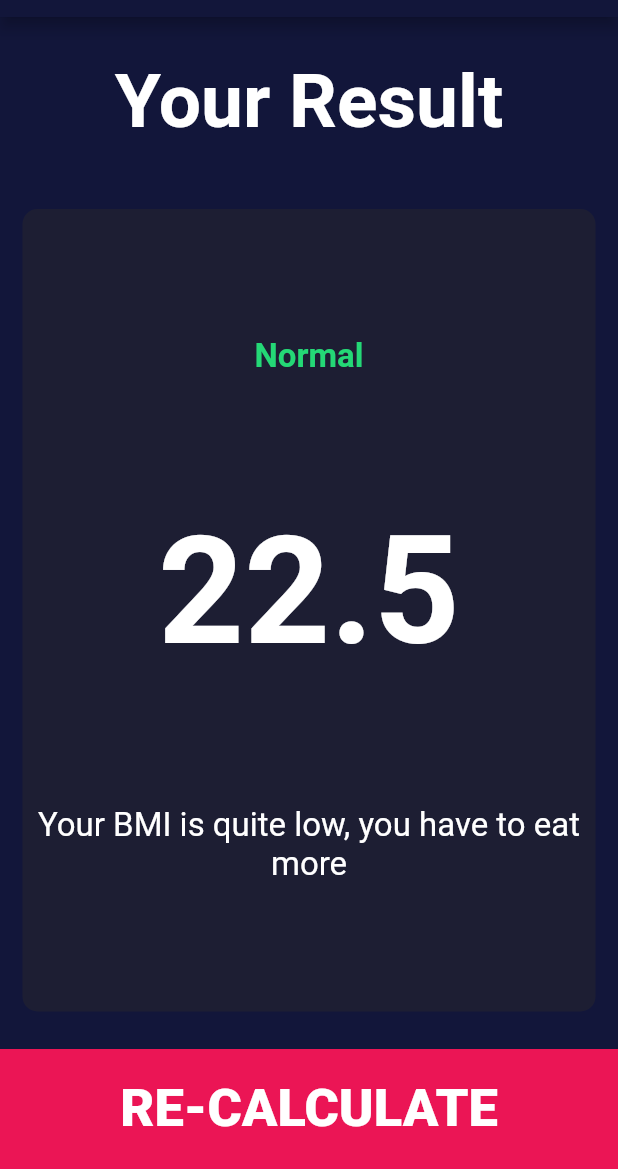
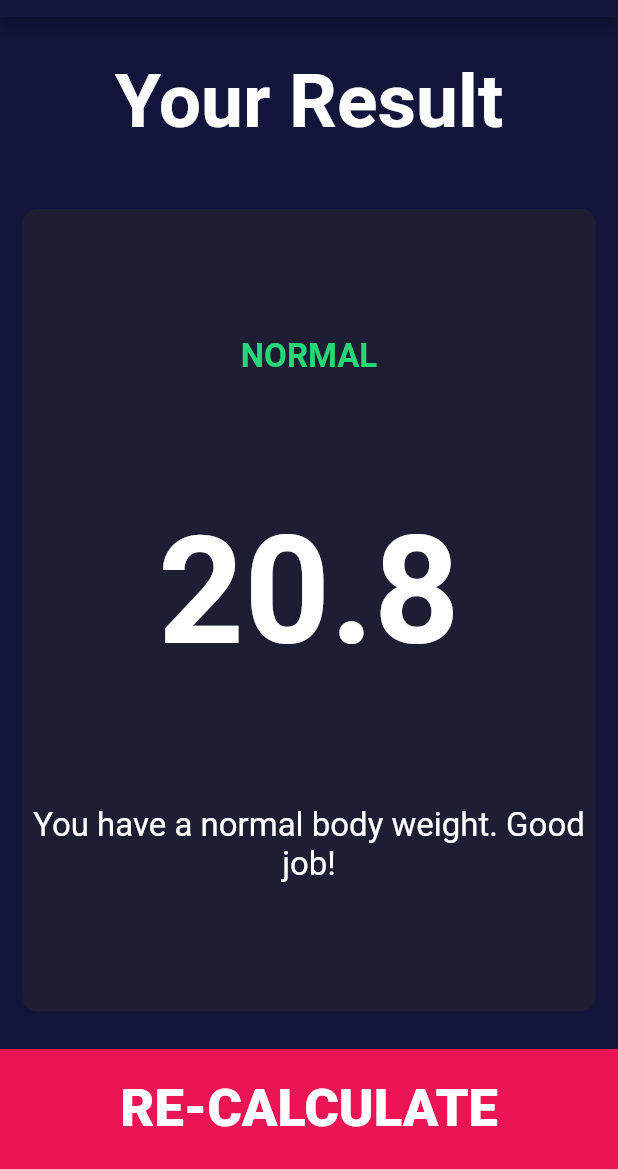
Before and after one commit to karoman0584/bmi_calculator_flutter, a Flutter app: the screen it shows after launch, after a tap on "CALCULATE", on a phone screen of 412 x 824 dp, the part 67-1236 px from its top. Run offline on Flutter 3.47's test engine with Material 2 defaults, Android fonts, the phone set to English and light mode, and no system bars; our stand-ins replace font_awesome_flutter.

```diff
--- /dev/null
+++ b/lib/bmi_calculator.dart
@@ -0,0 +1,34 @@
+import 'dart:math';
+
+class BMICalculator {
+  final weight;
+  final height;
+  double _bmi;
+
+  BMICalculator({this.weight, this.height});
+
+  String calculate() {
+    _bmi = weight / pow(height / 100, 2);
+    return _bmi.toStringAsFixed(1);
+  }
+
+  String getResult() {
+    if (_bmi >= 25) {
+      return 'Overweight';
+    } else if (_bmi >= 18.5) {
+      return 'Normal';
+    }
+
+    return 'Underweight';
+  }
+
+  String getInterpretation() {
+    if (_bmi >= 25) {
+      return 'You have a higher than normal body weight. Try to exercise more';
+    } else if (_bmi >= 18.5) {
+      return 'You have a normal body weight. Good job!';
+    }
+
+    return 'You have a lower than normal body weight. You have to eat more';
+  }
+}
--- a/lib/screens/input_page.dart
+++ b/lib/screens/input_page.dart
@@ -1,3 +1,4 @@
+import 'package:bmi_calculator_flutter/bmi_calculator.dart';
 import 'package:bmi_calculator_flutter/screens/results_page.dart';
 import 'package:bmi_calculator_flutter/components/round_icon_button.dart';
 import 'package:flutter/cupertino.dart';
@@ -102,9 +103,9 @@ class _InputPageState extends State<InputPage> {
                         thumbColor: Color(0xFFEB1555),
                         overlayColor: Color(0x29EB1555),
                         thumbShape:
-                        RoundSliderThumbShape(enabledThumbRadius: 13.0),
+                            RoundSliderThumbShape(enabledThumbRadius: 13.0),
                         overlayShape:
-                        RoundSliderOverlayShape(overlayRadius: 26.0),
+                            RoundSliderOverlayShape(overlayRadius: 26.0),
                       ),
                       child: Slider(
                         value: height.toDouble(),
@@ -213,8 +214,16 @@ class _InputPageState extends State<InputPage> {
             ),
             BottomButton(
               onTap: () {
-                Navigator.push(context,
-                    MaterialPageRoute(builder: (context) => ResultsPage()));
+                BMICalculator calc =
+                    BMICalculator(weight: weight, height: height);
+                Navigator.push(
+                    context,
+                    MaterialPageRoute(
+                        builder: (context) => ResultsPage(
+                              bmiResult: calc.calculate(),
+                              resultText: calc.getResult(),
+                              interpretation: calc.getInterpretation(),
+                            )));
               },
               title: 'CALCULATE',
             ),
--- a/lib/screens/results_page.dart
+++ b/lib/screens/results_page.dart
@@ -4,6 +4,12 @@ import 'package:bmi_calculator_flutter/constants.dart';
 import 'package:flutter/material.dart';
 
 class ResultsPage extends StatelessWidget {
+  final String resultText;
+  final String bmiResult;
+  final String interpretation;
+
+  ResultsPage({this.resultText, this.bmiResult, this.interpretation});
+
   @override
   Widget build(BuildContext context) {
     return Scaffold(
@@ -31,17 +37,17 @@ class ResultsPage extends StatelessWidget {
                 crossAxisAlignment: CrossAxisAlignment.center,
                 children: [
                   Text(
-                    'Normal',
+                    resultText.toUpperCase(),
                     style: kResultTextStyle,
                   ),
                   Text(
-                    '22.5',
+                    bmiResult,
                     style: kBMITextStyle,
                   ),
                   Padding(
                     padding: const EdgeInsets.symmetric(horizontal: 5.0),
                     child: Text(
-                      'Your BMI is quite low, you have to eat more',
+                      interpretation,
                       style: kBodyTextStyle,
                       textAlign: TextAlign.center,
                     ),
```
Also changed, not shown: 1 other file.
